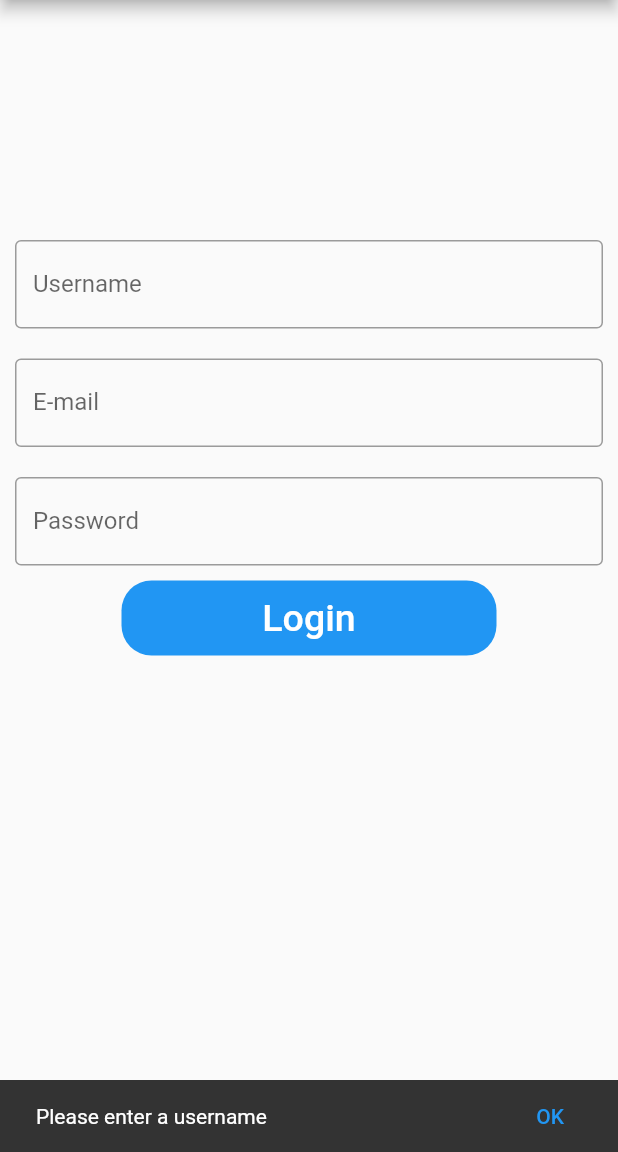
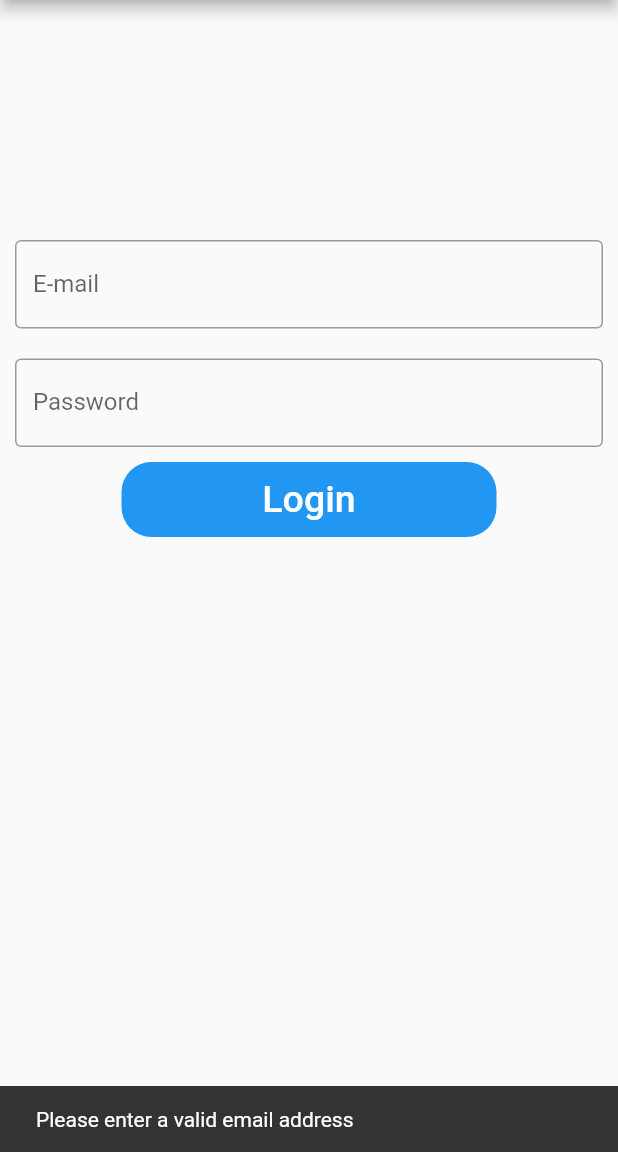
Before and after one commit to metinbeycigim/well_organized, a Flutter app: the screen it shows after launch, after a tap on "Login", on a phone screen of 412 x 824 dp, the part 84-1236 px from its top. Run offline on Flutter 3.47's test engine with Material 2 defaults, Android fonts, the phone set to English and light mode, and no system bars; our stand-ins replace firebase_auth, firebase_core, firebase_database, firebase_storage, flutter_riverpod, go_router and 1 more; accounts and stored records are empty.

Commit message:
minor changes

```diff
--- a/lib/screens/login_screen.dart
+++ b/lib/screens/login_screen.dart
@@ -28,30 +28,34 @@ class LoginScreen extends ConsumerWidget {
                   borderRadius: BorderRadius.circular(200),
                 ),
               ),
-              BuildTextField('Username', 'Enter a username', TextEditingControllers.userNameController),
-              BuildTextField('E-mail', 'Enter a valid email', TextEditingControllers.emailController),
-              BuildTextField('Password', 'Enter your secure password', TextEditingControllers.passwordController),
+              BuildTextField(
+                'E-mail',
+                'Enter a valid email',
+                TextEditingControllers.emailController,
+                false,
+              ),
+              BuildTextField(
+                'Password',
+                'Enter your secure password',
+                TextEditingControllers.passwordController,
+                true,
+              ),
               Container(
                 height: 50,
                 width: 250,
                 decoration: BoxDecoration(color: Colors.blue, borderRadius: BorderRadius.circular(20)),
                 child: TextButton(
-                  onPressed: () async => TextEditingControllers.userNameController.text.isNotEmpty
-                      ? await signInInstance.signIn(
-                          TextEditingControllers.emailController.text.trim(),
-                          TextEditingControllers.passwordController.text.trim(),
-                          TextEditingControllers.userNameController.text.trim(),
-                          context)
-                      : ScaffoldMessenger.of(context).showSnackBar(
-                          SnackBar(
-                            content: const Text('Please enter a username'),
-                            duration: const Duration(seconds: 3),
-                            action: SnackBarAction(
-                              label: 'OK',
-                              onPressed: () {},
+                  onPressed: () async {
+                    TextEditingControllers.emailController.text.isNotEmpty
+                        ? await signInInstance.signIn(TextEditingControllers.emailController.text.trim(),
+                            TextEditingControllers.passwordController.text.trim(), context)
+                        : ScaffoldMessenger.of(context).showSnackBar(
+                            const SnackBar(
+                              content: Text('Please enter a valid email address'),
+                              duration: Duration(seconds: 3),
                             ),
-                          ),
-                        ),
+                          );
+                  },
                   child: const Text(
                     'Login',
                     style: TextStyle(color: Colors.white, fontSize: 25),
@@ -64,5 +68,4 @@ class LoginScreen extends ConsumerWidget {
       ),
     );
   }
-
 }
--- a/lib/services/firebase_auth_service.dart
+++ b/lib/services/firebase_auth_service.dart
@@ -1,25 +1,26 @@
 import 'package:firebase_auth/firebase_auth.dart';
 import 'package:flutter/material.dart';
+import 'package:well_organized/services/firebase_database_service.dart';
 
 class FirebaseAuthService {
-  late final context;
+  // late final context;
   // static final firebaseAuth = FirebaseAuth.instance;
   FirebaseAuth get firebaseAuth => FirebaseAuth.instance;
 
   Stream<User?> get authStateChange => firebaseAuth.authStateChanges();
 
-  Future<void> signIn(String email, String password, String displayName, BuildContext context) async {
+  Future<void> signIn(String email, String password, BuildContext context) async {
     try {
-      final credential = await firebaseAuth.signInWithEmailAndPassword(email: email, password: password).then((value) =>value.user!.updateDisplayName(displayName) );
+      await firebaseAuth.signInWithEmailAndPassword(email: email, password: password).then(
+            (value) => value.user!.updateDisplayName(email.split('@')[0]),
+          );
+      final userName = firebaseAuth.currentUser as User;
+      await FirebaseDatabaseService.addUser(userName);
     } on FirebaseAuthException catch (e) {
       ScaffoldMessenger.of(context).showSnackBar(
         SnackBar(
           content: Text(e.message.toString()),
           duration: const Duration(seconds: 3),
-          action: SnackBarAction(
-            label: 'OK',
-            onPressed: () {},
-          ),
         ),
       );
       print(e.message);
--- a/lib/services/firebase_database_service.dart
+++ b/lib/services/firebase_database_service.dart
@@ -7,16 +7,17 @@ class FirebaseDatabaseService {
   static final FirebaseDatabase _firebaseDatabase = FirebaseDatabase.instance;
   static final DatabaseReference _ref = _firebaseDatabase.ref();
 
-  Future<void> addProduct(ProductModel product) async {
+Future<void> addProduct(ProductModel product) async {
     final productsRef = _ref.child('Products/${product.sku.toUpperCase()}');
     await productsRef.set(product.toMap());
   }
 
-  Future<void> addUser(User userName) async {
-    final userRef = _ref.child('Users/$userName');
-    await userRef.push().set({
+  static Future<void> addUser(User userName) async {
+    final userRef = _ref.child('Users/${userName.displayName}');
+    await userRef.set({
       'Username': userName.displayName,
       'email': userName.email,
+      'uid': userName.uid,
     });
   }
 }
--- a/lib/widgets/build_text_field.dart
+++ b/lib/widgets/build_text_field.dart
@@ -1,10 +1,12 @@
 import 'package:flutter/material.dart';
 
 class BuildTextField extends StatelessWidget {
+
+  final bool obscureText;
   final String labelText;
   final String hintText;
   final TextEditingController textEditingController;
-  const BuildTextField(this.labelText, this.hintText, this.textEditingController, {super.key});
+  const BuildTextField(this.labelText, this.hintText, this.textEditingController, this.obscureText, {super.key});
 
   @override
   Widget build(BuildContext context) {
@@ -12,6 +14,8 @@ class BuildTextField extends StatelessWidget {
       padding: const EdgeInsets.all(10),
       child: TextField(
         controller: textEditingController,
+        autocorrect: false,
+        obscureText: obscureText,
         decoration: InputDecoration(
           border: const OutlineInputBorder(),
           labelText: labelText,
```
Also changed, not shown: lib/screens/home_screen.dart (+13 -5 lines), 2 other files.
